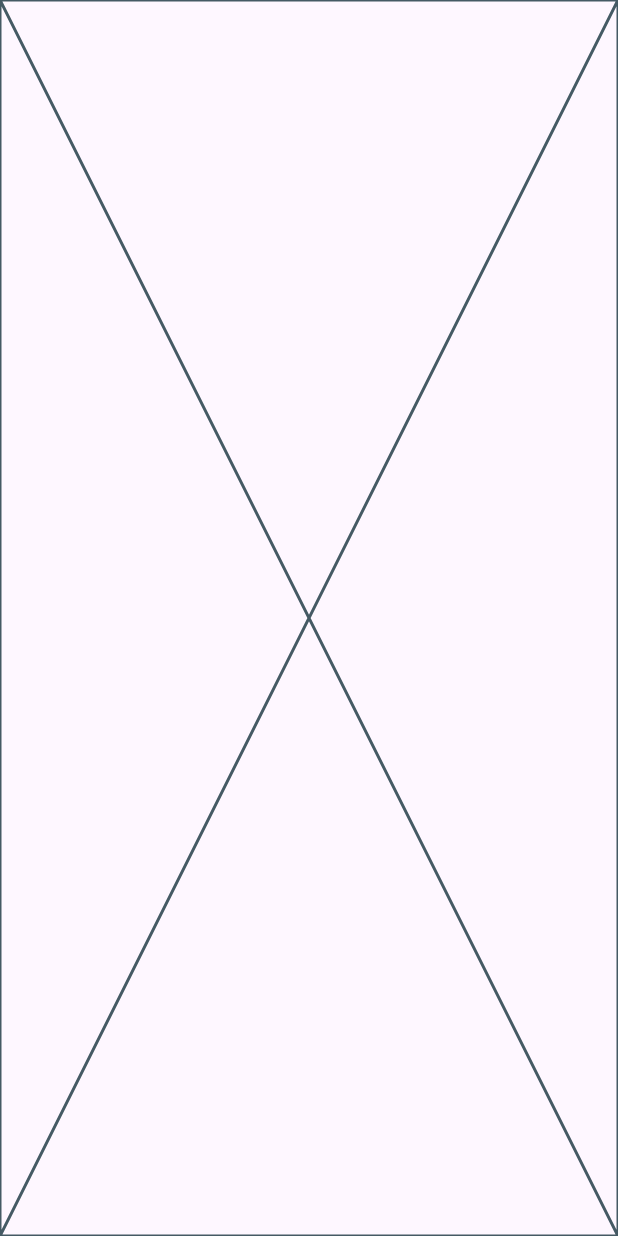
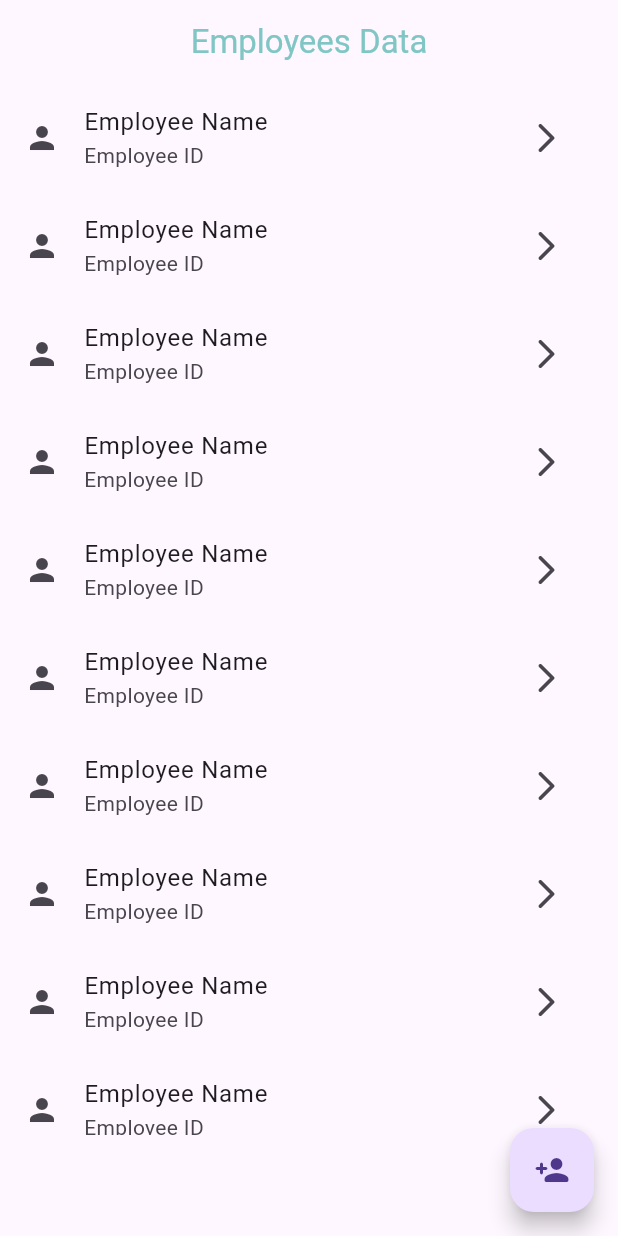
Before and after one commit to OmarAmeer96/Time-Pulse, a Flutter app: the screen it shows after launch, on a phone screen of 412 x 824 dp. Run offline on Flutter 3.47's test engine with Material 3 defaults, Android fonts, the phone set to English and light mode, and no system bars; our stand-ins replace firebase_core, flutter_bloc, flutter_screenutil; accounts and stored records are empty; statements that could not run were skipped.

Commit message:
create admin home view & show button model sheet

```diff
--- a/lib/core/routing/app_router.dart
+++ b/lib/core/routing/app_router.dart
@@ -1,5 +1,6 @@
 import 'package:flutter/material.dart';
 import 'package:time_pulse/core/routing/routes.dart';
+import 'package:time_pulse/features/admin/views/admin_home_view.dart';
 import 'package:time_pulse/features/splash/splash_view.dart';
 
 class AppRouter {
@@ -14,6 +15,11 @@ class AppRouter {
           builder: (_) => const SplashView(),
         );
 
+      case Routes.adminHomeView:
+        return MaterialPageRoute(
+          builder: (_) => const AdminHomeView(),
+        );
+
       default:
         return null;
     }
--- a/lib/core/routing/routes.dart
+++ b/lib/core/routing/routes.dart
@@ -2,4 +2,5 @@ class Routes {
   static const String splashView = '/splashView';
   static const String mainView = '/mainView';
   static const String homeView = '/homeView';
+  static const String adminHomeView = '/adminHomeView';
 }
--- /dev/null
+++ b/lib/features/admin/views/admin_home_view.dart
@@ -0,0 +1,58 @@
+import 'package:flutter/material.dart';
+import 'package:time_pulse/features/admin/widgets/create_employee.dart';
+import 'package:time_pulse/features/admin/widgets/custom_list_tile.dart';
+
+class AdminHomeView extends StatefulWidget {
+  const AdminHomeView({super.key});
+
+  @override
+  State<AdminHomeView> createState() => _AdminHomeViewState();
+}
+
+class _AdminHomeViewState extends State<AdminHomeView> {
+  @override
+  Widget build(BuildContext context) {
+    return Scaffold(
+      appBar: AppBar(
+        title: const Text(
+          'Employees Data',
+          style: TextStyle(color: Color(0xff80c6c5)),
+        ),
+        centerTitle: true,
+      ),
+      body: Column(
+        children: [
+          SizedBox(),
+          Container(
+            height: MediaQuery.sizeOf(context).height * 0.85,
+            width: MediaQuery.sizeOf(context).width,
+            child: ListView(
+              children: [
+                CustomListTile(),
+                CustomListTile(),
+                CustomListTile(),
+                CustomListTile(),
+                CustomListTile(),
+                CustomListTile(),
+                CustomListTile(),
+                CustomListTile(),
+                CustomListTile(),
+                CustomListTile(),
+              ],
+            ),
+          ),
+        ],
+      ),
+      floatingActionButton: FloatingActionButton(
+        onPressed: () {
+          showModalBottomSheet(
+              context: context,
+              builder: (context) {
+                return CreateEmployee();
+              });
+        },
+        child: Icon(Icons.person_add_rounded),
+      ),
+    );
+  }
+}
--- /dev/null
+++ b/lib/features/admin/widgets/custom_list_tile.dart
@@ -0,0 +1,18 @@
+import 'package:flutter/material.dart';
+
+class CustomListTile extends StatelessWidget {
+  const CustomListTile({super.key});
+
+  @override
+  Widget build(BuildContext context) {
+    return ListTile(
+      leading: Icon(Icons.person),
+      title: Text('Employee Name'),
+      subtitle: Text('Employee ID'),
+      trailing: IconButton(
+        onPressed: () {},
+        icon: Icon(Icons.arrow_forward_ios_rounded),
+      ),
+    );
+  }
+}
--- a/lib/time_pulse.dart
+++ b/lib/time_pulse.dart
@@ -26,7 +26,7 @@ class TimePulse extends StatelessWidget {
         ],
         supportedLocales: S.delegate.supportedLocales,
         locale: const Locale('en'),
-        initialRoute: Routes.splashView,
+        initialRoute: Routes.adminHomeView,
       ),
     );
   }
```
Also changed, not shown: lib/features/admin/employee_model.dart (added, +22 -0 lines), lib/features/admin/views/employee_history_view.dart (added, +60 -0 lines), lib/features/admin/widgets/create_employee.dart (added, +52 -0 lines), lib/features/admin/widgets/custom_button.dart (added, +27 -0 lines), lib/features/admin/widgets/custom_text_field.dart (added, +27 -0 lines), pubspec.lock, 125 other files.
